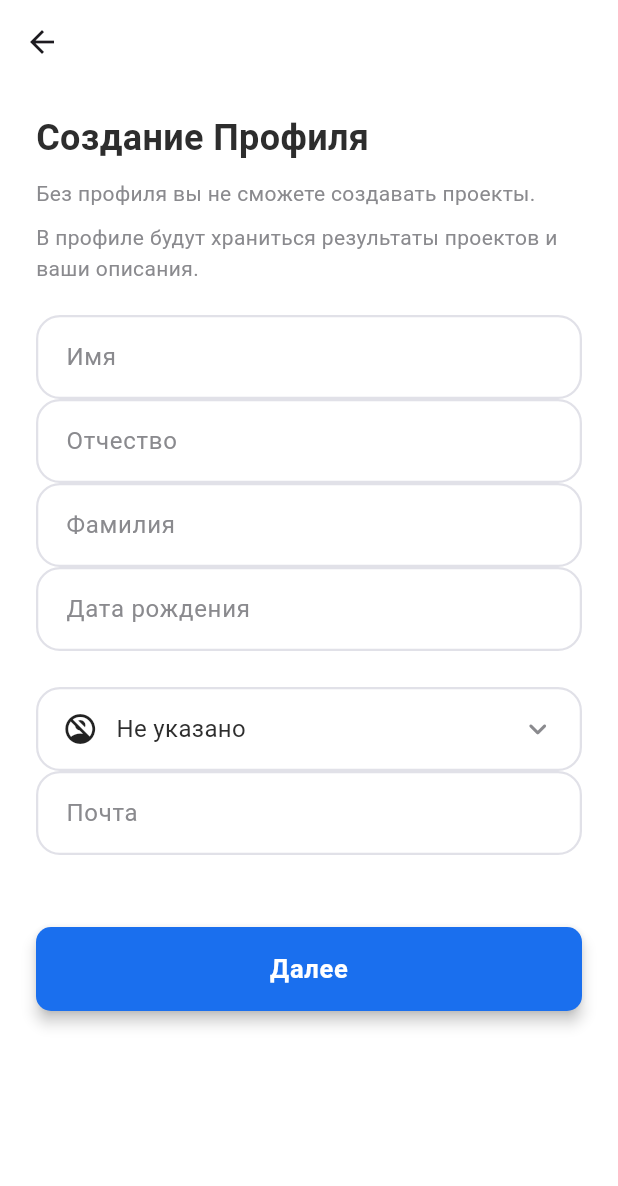
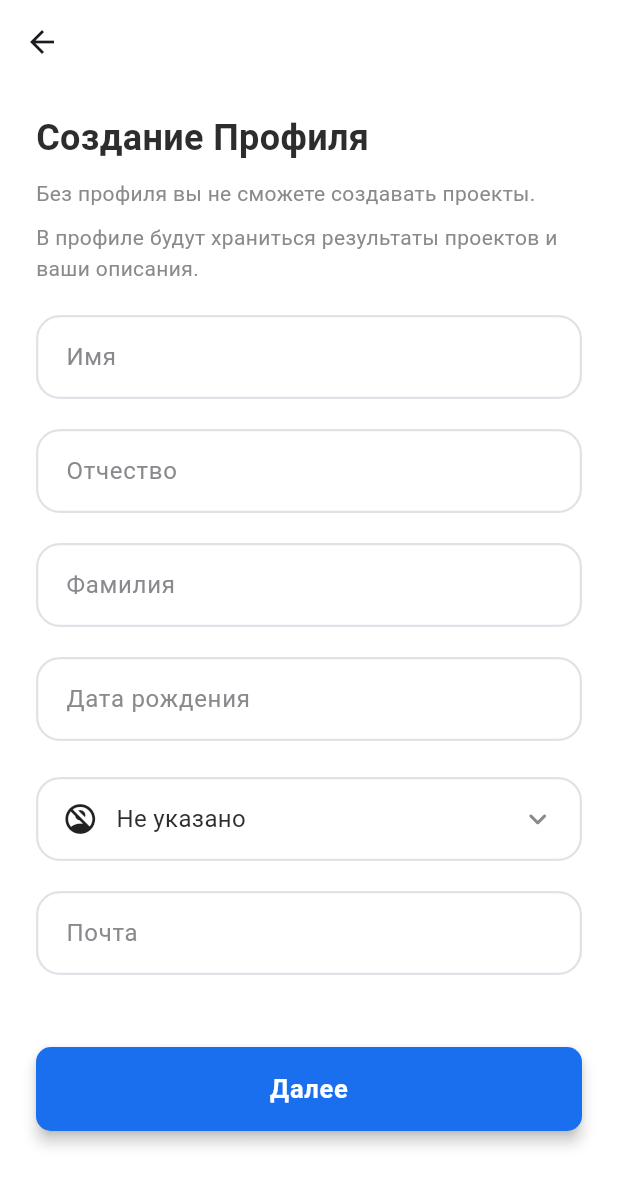
Before and after one commit to Adamanr/FlutterMatureProject, a Flutter app: the RegisterScreen screen opened by its route, on a phone screen of 412 x 824 dp. Shown: the top 1186 px of the screen. Run offline on Flutter 3.47's test engine with Material 3 defaults, Android fonts, the phone set to English and light mode, and no system bars; our stand-ins replace dio, flutter_svg, hive, hive_flutter, image_picker, shared_preferences; accounts and stored records are empty; network calls fail; Roboto replaces fonts that are missing (Manrope).

Commit message:
fix navigate

```diff
--- a/app/lib/screens/auth/create_password.dart
+++ b/app/lib/screens/auth/create_password.dart
@@ -56,7 +56,7 @@ class _CreatePasswordState extends State<CreatePasswordScreen> {
                 child: AppButton(
                   text: 'Сохранить',
                   onPressed: () {
-                    Navigator.of(context).pushReplacementNamed('/profile');
+                    Navigator.of(context).pushReplacementNamed('/create_pin');
                   },
                 ),
               ),
--- a/app/lib/screens/auth/register_screen.dart
+++ b/app/lib/screens/auth/register_screen.dart
@@ -46,15 +46,21 @@ class _RegisterScreenState extends State<RegisterScreen> {
                 keyboardType: TextInputType.emailAddress,
               ),
 
+              const SizedBox(height: 20),
+
               const AppTextField(
                 hint: "Отчество",
                 keyboardType: TextInputType.emailAddress,
               ),
 
+              const SizedBox(height: 20),
+
               const AppTextField(
                 hint: "Фамилия",
                 keyboardType: TextInputType.emailAddress,
               ),
+
+              const SizedBox(height: 20),
 
               const AppTextField(
                 hint: "Дата рождения",
@@ -72,6 +78,8 @@ class _RegisterScreenState extends State<RegisterScreen> {
                 onChanged: (val) => setState(() => selectedCity = val),
               ),
 
+              const SizedBox(height: 20),
+
               const AppTextField(
                 hint: "Почта",
                 keyboardType: TextInputType.emailAddress,
@@ -85,7 +93,7 @@ class _RegisterScreenState extends State<RegisterScreen> {
                 child: AppButton(
                   text: 'Далее',
                   onPressed: () {
-                    Navigator.of(context).pushReplacementNamed('/create_pass');
+                    Navigator.of(context).pushReplacementNamed('/create_password');
                   },
                 ),
               ),
```
Also changed, not shown: app/lib/screens/auth/create_pin_password.dart (+6 -1 lines).
